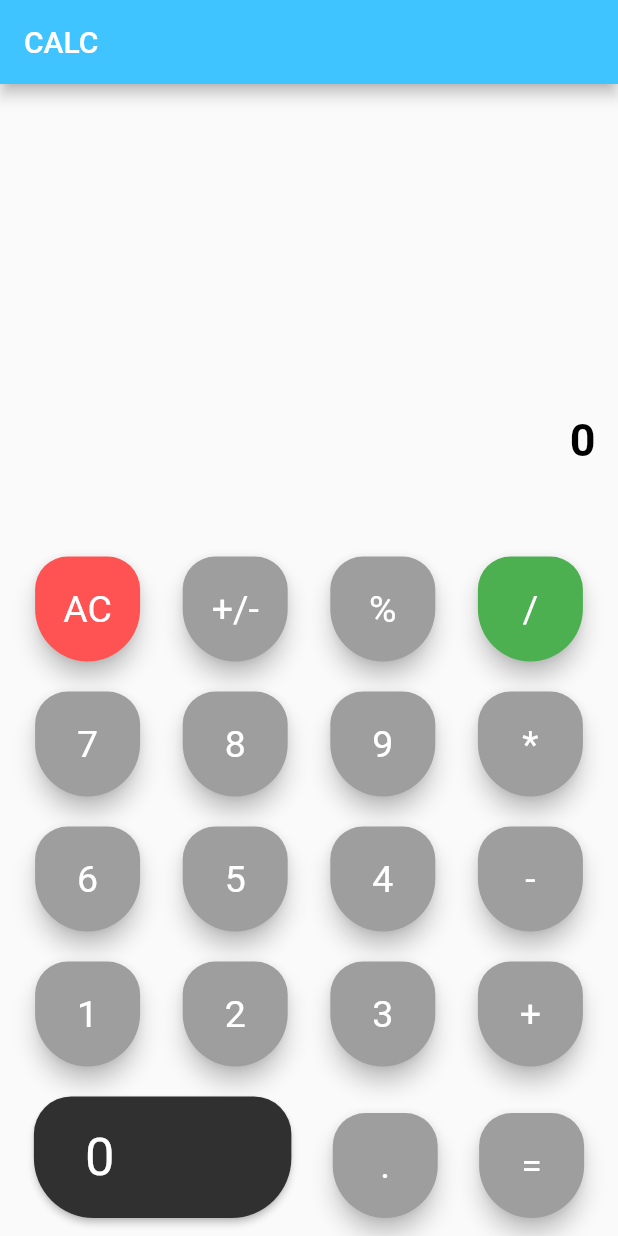
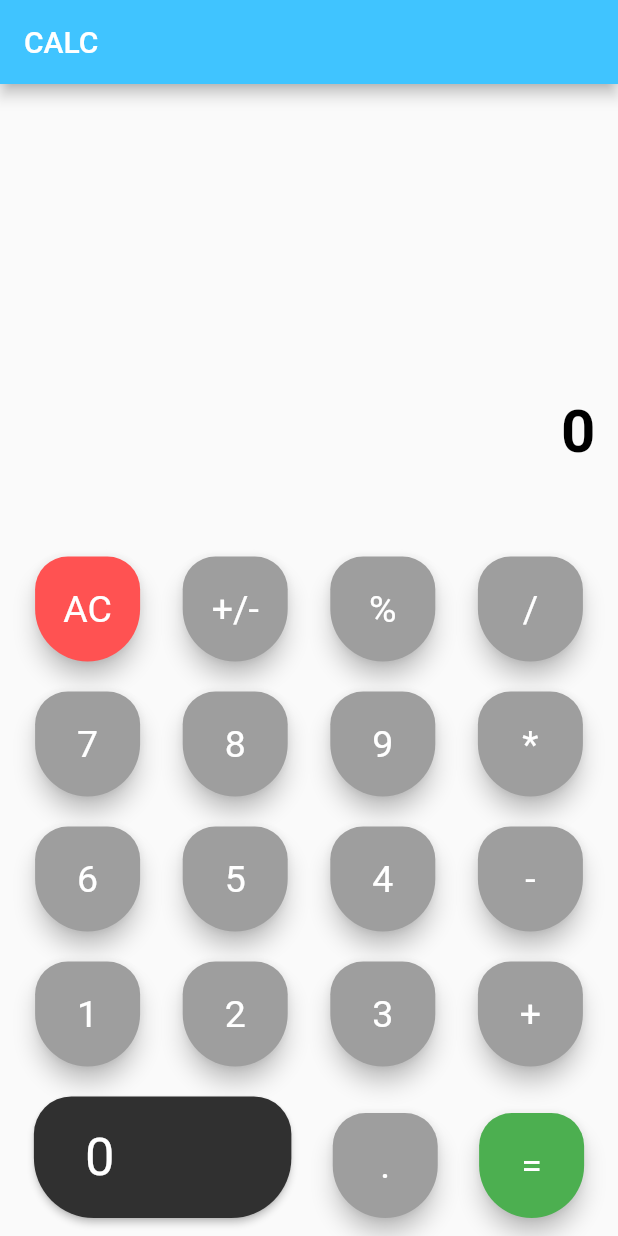
Before and after one commit to NowoCodes/calculator_flutter, a Flutter app: the screen it shows after launch, on a phone screen of 412 x 824 dp. Run offline on Flutter 3.47's test engine with Material 2 defaults, Android fonts, the phone set to English and light mode, and no system bars; our stand-ins replace gradient_widgets, math_expressions.

Commit message:
changed colors

```diff
--- a/lib/display/calc_screen3.dart
+++ b/lib/display/calc_screen3.dart
@@ -31,7 +31,7 @@ class _CalcHome3State extends State<CalcHome3> {
                       calc.finalResult,
                       style: TextStyle(
                         color: Colors.black,
-                        fontSize: 30,
+                        fontSize: 40,
                         fontWeight: FontWeight.w700,
                       ),
                     ),
@@ -82,7 +82,7 @@ class _CalcHome3State extends State<CalcHome3> {
         ),
         CalcButtons(
           btnText: '/',
-          color: Colors.green,
+          color: Colors.grey,
           onPressed: () {
             setState(() {
               calc.div();
@@ -263,7 +263,7 @@ class _CalcHome3State extends State<CalcHome3> {
         ),
         CalcButtons(
           btnText: '=',
-          color: Colors.grey,
+          color: Colors.green,
           onPressed: () {
             setState(() {
               calc.execute();
```
Also changed, not shown: lib/components/calc_button.dart (+0 -11 lines).
